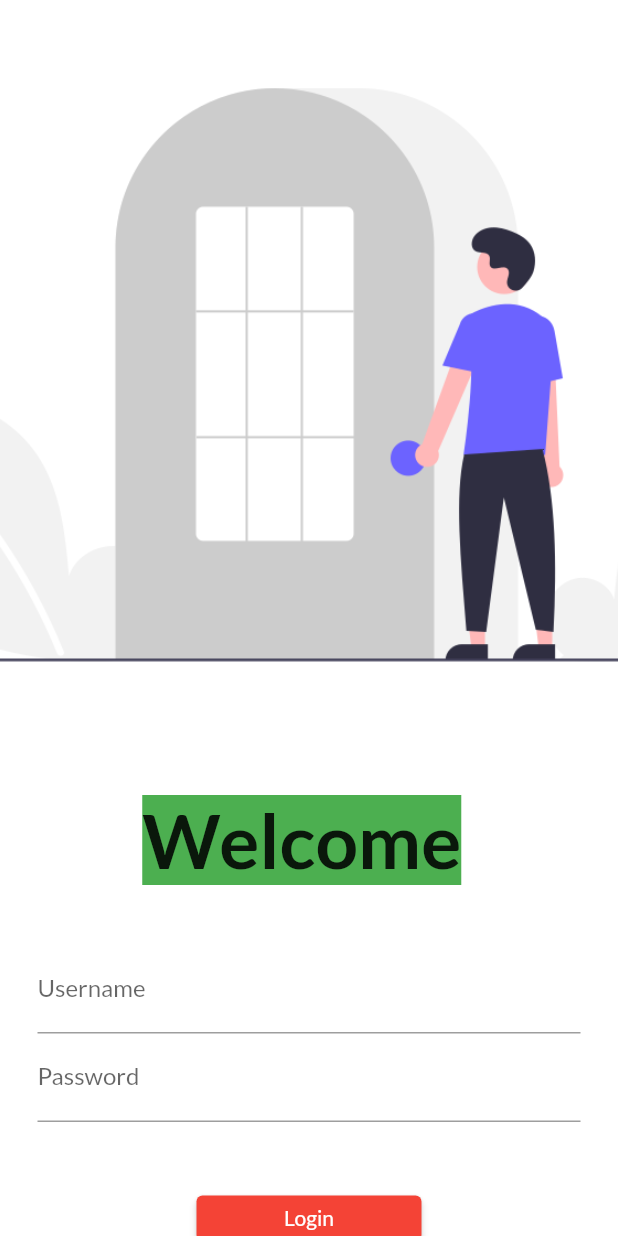
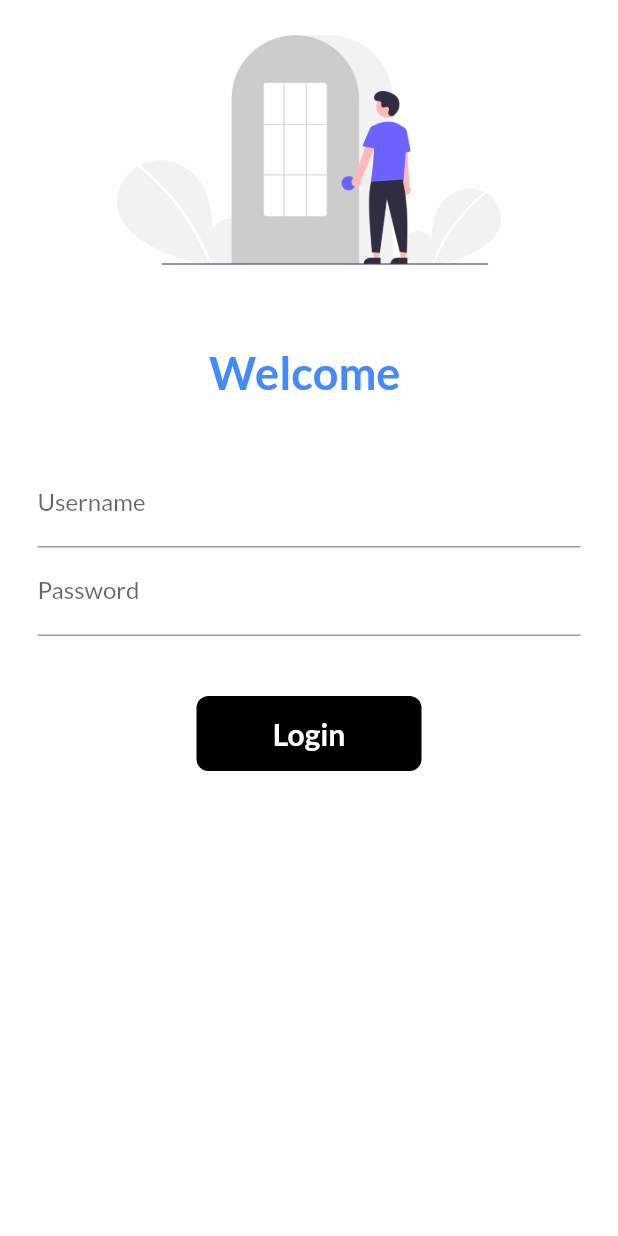
Before and after one commit to Tushar3330/Flutter_in_no_time, a Flutter app: the screen it shows after launch, on a phone screen of 412 x 824 dp. Run offline on Flutter 3.47's test engine with Material 2 defaults, Android fonts, the phone set to English and light mode, and no system bars; our stand-ins replace google_fonts.

Commit message:
Day 6 completed

```diff
--- a/lib/Pages/login.dart
+++ b/lib/Pages/login.dart
@@ -1,12 +1,20 @@
-// ignore_for_file: prefer_const_constructors, sort_child_properties_last, avoid_print
+// ignore_for_file: prefer_const_constructors, sort_child_properties_last, avoid_print, use_build_context_synchronously
 
 import 'package:flutter/material.dart';
 import 'package:myapp/Pages/Home.dart';
 import 'package:myapp/utils/routes.dart';
 
-class Login extends StatelessWidget {
+class Login extends StatefulWidget {
   const Login({super.key});
 
+  @override
+  State<Login> createState() => _LoginState();
+}
+
+class _LoginState extends State<Login> {
+  //creating a name after the welcome if we make a stateful widget then accoerdance with input the display details will also change
+  String name = "";
+  bool changebutton = false;
   @override
   Widget build(BuildContext context) {
     return Material(
@@ -18,14 +26,14 @@ class Login extends StatelessWidget {
               Image.asset(
                 "assets/images/loginim.png",
                 fit: BoxFit.cover,
-                height: 500,
+                height: 200,
               ),
               SizedBox(height: 30),
               Text(
-                "Welcome ",
+                "Welcome $name",
                 style: TextStyle(
-                  fontSize: 50,
-                  backgroundColor: Colors.green,
+                  fontSize: 30,
+                  color: Colors.blueAccent,
                   fontWeight: FontWeight.bold,
                 ),
               ),
@@ -36,11 +44,17 @@ class Login extends StatelessWidget {
                 child: Column(
                   children: [
                     TextFormField(
-                      decoration: InputDecoration(
-                        hintText: "Enter your Username",
-                        labelText: "Username",
-                      ),
-                    ),
+                        decoration: InputDecoration(
+                          hintText: "Enter your Username",
+                          labelText: "Username",
+                        ),
+                        //on changing the input changfe the name whwree it is provided
+                        onChanged: (value) {
+                          name = value;
+                          // build(context);
+                          // in place of this we can use set method to call build method Again( ),
+                          setState(() {});
+                        }),
                     TextFormField(
                       obscureText: true,
                       decoration: InputDecoration(
@@ -49,16 +63,55 @@ class Login extends StatelessWidget {
                       ),
                     ),
                     SizedBox(height: 40),
-                    ElevatedButton(
-                      onPressed: () {
-                        //navigating from one page to another using navigation . push named
-                        Navigator.pushNamed(context, Myroutes.Homeroute);
+
+                    InkWell(
+                      onTap : () async
+                      {
+
+                        setState(() {
+                        changebutton = true;
+
+                        });
+
+                      await Future.delayed(Duration(seconds: 1));
+                       Navigator.pushNamed(context, Myroutes.Homeroute);
+
                       },
-                      child: Text("Login"),
-                      style: TextButton.styleFrom(
-                        minimumSize: Size(150, 30),
+                      child: AnimatedContainer(
+                        duration: Duration(seconds:1),
+
+                        height: 50,
+                        width: changebutton?50:150,
+                        alignment: Alignment.center,
+                        child:changebutton?Icon(
+                           Icons.done,
+                           color: Colors.white,
+                        )
+
+                         :(Text(
+                          "Login",
+                          style: TextStyle(
+                            color: Colors.white,
+                            fontWeight: FontWeight.bold,
+                            fontSize: 20,
+                          ),
+                        )),
+                        decoration: BoxDecoration(
+                          color: Colors.black,
+                          borderRadius: BorderRadius.circular(changebutton?50:8),
+                        ),
                       ),
                     )
+                    // ElevatedButton(
+                    //   onPressed: () {
+                    //     //navigating from one page to another using navigation . push named
+                    //     Navigator.pushNamed(context, Myroutes.Homeroute);
+                    //   },
+                    //   child: Text("Login"),
+                    //   style: TextButton.styleFrom(
+                    //     minimumSize: Size(150, 30),
+                    //   ),
+                    // )
                   ],
                 ),
               )
```
